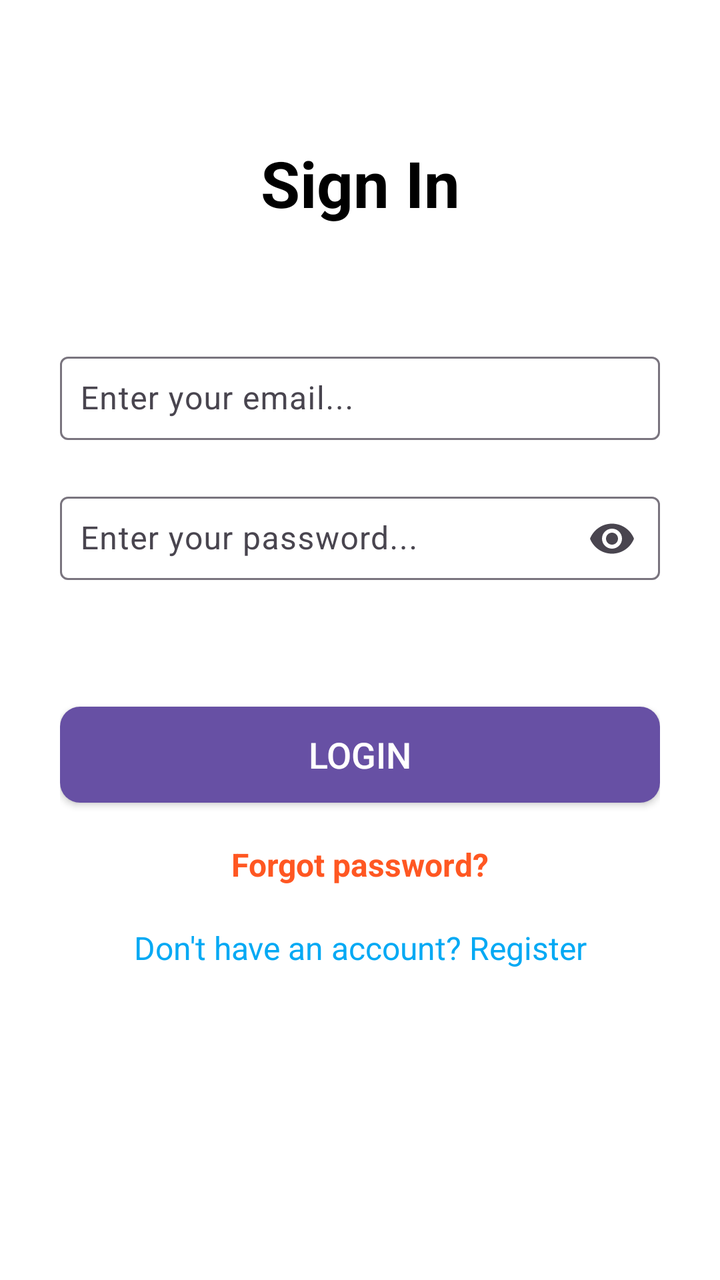
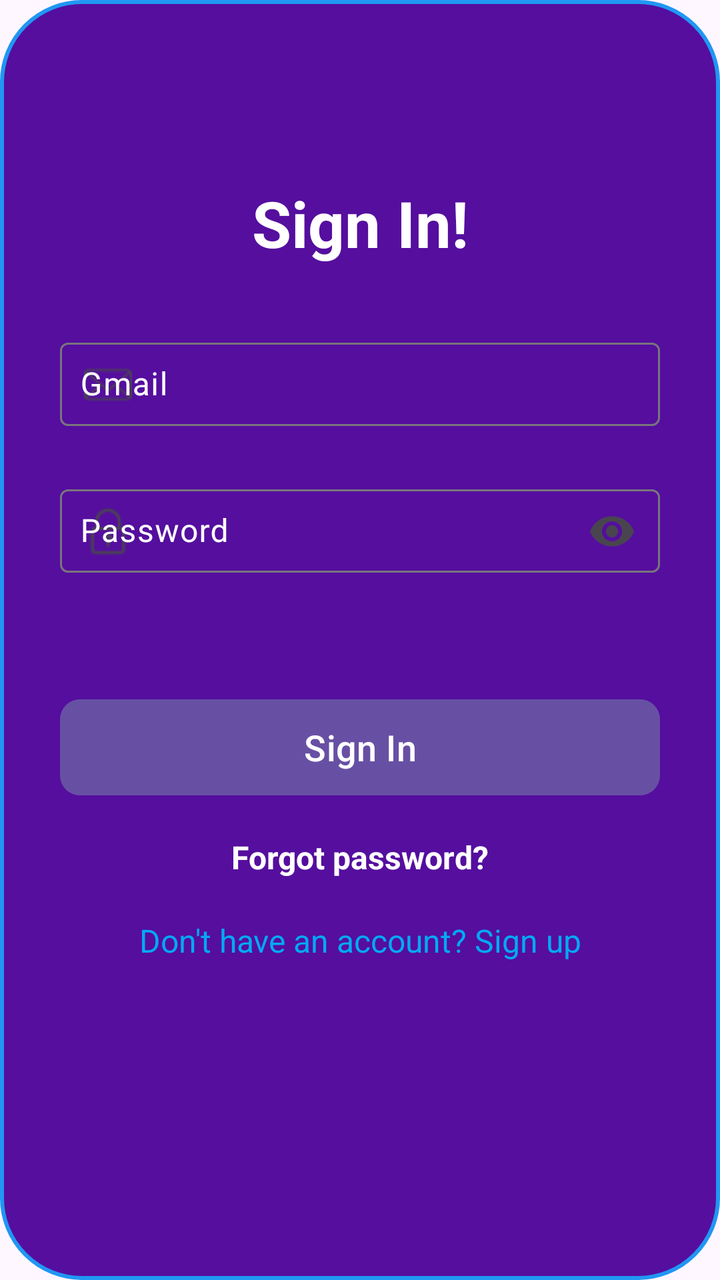

Two renders of the same Android screen: before a commit and after it. Below are the layout's source before the change and the commit's diff.
<!-- AndroidManifest.xml: application theme Theme.ShareSpot -->
<!-- res/layout/activity_login.xml -->
<?xml version="1.0" encoding="utf-8"?>
<androidx.constraintlayout.widget.ConstraintLayout xmlns:android="http://schemas.android.com/apk/res/android"
    xmlns:app="http://schemas.android.com/apk/res-auto"
    xmlns:tools="http://schemas.android.com/tools"
    android:layout_width="match_parent"
    android:layout_height="match_parent"
    android:background="@color/white"
    android:padding="30dp"
    tools:context=".view.LoginActivity">

    
    <TextView
        android:id="@+id/titleTxt"
        android:layout_width="wrap_content"
        android:layout_height="wrap_content"
        android:layout_marginTop="40dp"
        android:text="Sign In"
        android:textSize="32sp"
        android:textStyle="bold"
        android:textColor="#000000"
        app:layout_constraintEnd_toEndOf="parent"
        app:layout_constraintStart_toStartOf="parent"
        app:layout_constraintTop_toTopOf="parent" />

    
    <com.google.android.material.textfield.TextInputLayout
        android:id="@+id/textInputLayout"
        android:layout_width="match_parent"
        android:layout_height="wrap_content"
        android:layout_marginTop="60dp"
        android:hint="Enter your email..."
        app:endIconMode="clear_text"
        app:layout_constraintEnd_toEndOf="parent"
        app:layout_constraintStart_toStartOf="parent"
        app:layout_constraintTop_toBottomOf="@id/titleTxt">

        <com.google.android.material.textfield.TextInputEditText
            android:id="@+id/emailEt"
            android:layout_width="match_parent"
            android:layout_height="wrap_content"
            android:padding="10dp"
            android:textColor="#000000"
            android:textSize="16sp" />
    </com.google.android.material.textfield.TextInputLayout>

    
    <com.google.android.material.textfield.TextInputLayout
        android:id="@+id/textInputLayout1"
        android:layout_width="match_parent"
        android:layout_height="wrap_content"
        android:layout_marginTop="20dp"
        android:hint="Enter your password..."
        app:endIconMode="password_toggle"
        app:layout_constraintEnd_toEndOf="parent"
        app:layout_constraintStart_toStartOf="parent"
        app:layout_constraintTop_toBottomOf="@id/textInputLayout">

        <com.google.android.material.textfield.TextInputEditText
            android:id="@+id/passwordEt"
            android:layout_width="match_parent"
            android:layout_height="wrap_content"
            android:padding="10dp"
            android:textColor="#000000"
            android:textSize="16sp"
            android:inputType="textPassword" />
    </com.google.android.material.textfield.TextInputLayout>

    
    <Button
        style="@style/Widget.AppCompat.Button"
        android:id="@+id/loginBtn"
        android:layout_width="match_parent"
        android:layout_height="wrap_content"
        android:layout_marginTop="60dp"
        android:background="@drawable/gradient_button"
        android:text="Login"
        android:textColor="#FFFFFF"
        android:textSize="18sp"
        app:layout_constraintEnd_toEndOf="parent"
        app:layout_constraintStart_toStartOf="parent"
        app:layout_constraintTop_toBottomOf="@id/textInputLayout1" />



    
    <TextView
        android:id="@+id/forgotpass"
        android:layout_width="wrap_content"
        android:layout_height="wrap_content"
        android:layout_marginTop="20dp"
        android:text="Forgot password?"
        android:textColor="#FF5722"
        android:textStyle="bold"
        android:textSize="16sp"
        app:layout_constraintEnd_toEndOf="parent"
        app:layout_constraintStart_toStartOf="parent"
        app:layout_constraintTop_toBottomOf="@id/loginBtn" />

    
    <TextView
        android:id="@+id/registerTxt"
        android:layout_width="wrap_content"
        android:layout_height="wrap_content"
        android:layout_marginTop="20dp"
        android:text="Don't have an account? Register"
        android:textColor="#03A9F4"
        android:textSize="16sp"
        app:layout_constraintEnd_toEndOf="parent"
        app:layout_constraintStart_toStartOf="parent"
        app:layout_constraintTop_toBottomOf="@id/forgotpass" />

</androidx.constraintlayout.widget.ConstraintLayout>
<!-- resources referenced by this layout -->
<resources>
  <color name="white">#FFFFFFFF</color>
  <!-- drawable gradient_button (drawable) -->
  <?xml version="1.0" encoding="utf-8"?>
  <shape xmlns:android="http://schemas.android.com/apk/res/android"
      android:shape="rectangle">
  
      <gradient
          android:startColor="#FF6F00"
          android:endColor="#FF8F00"
          android:angle="90" />
  
      <corners android:radius="10dp" />
  </shape>
  <style name="Theme.ShareSpot" parent="Base.Theme.ShareSpot" />
  <style name="Base.Theme.ShareSpot" parent="Theme.Material3.DayNight.NoActionBar">
          
          
      </style>
</resources>

<!-- the commit's change to res/layout/activity_login.xml (unified diff, before → after) -->
@@ -2,9 +2,12 @@
 <androidx.constraintlayout.widget.ConstraintLayout xmlns:android="http://schemas.android.com/apk/res/android"
     xmlns:app="http://schemas.android.com/apk/res-auto"
     xmlns:tools="http://schemas.android.com/tools"
+
     android:layout_width="match_parent"
     android:layout_height="match_parent"
-    android:background="@color/white"
+    android:layout_marginTop="100dp"
+    android:layout_marginBottom="100dp"
+   android:background="@drawable/profile_button_bg"
     android:padding="30dp"
     tools:context=".view.LoginActivity">
 
@@ -13,74 +16,77 @@
         android:id="@+id/titleTxt"
         android:layout_width="wrap_content"
         android:layout_height="wrap_content"
-        android:layout_marginTop="40dp"
-        android:text="Sign In"
+        android:layout_marginTop="60dp"
+        android:text="Sign In!"
+        android:textColor="@android:color/white"
+        android:textColorHint="@color/white"
         android:textSize="32sp"
         android:textStyle="bold"
-        android:textColor="#000000"
         app:layout_constraintEnd_toEndOf="parent"
         app:layout_constraintStart_toStartOf="parent"
         app:layout_constraintTop_toTopOf="parent" />
 
     
     <com.google.android.material.textfield.TextInputLayout
-        android:id="@+id/textInputLayout"
+        android:id="@+id/emailLayout"
         android:layout_width="match_parent"
         android:layout_height="wrap_content"
-        android:layout_marginTop="60dp"
-        android:hint="Enter your email..."
+        android:layout_marginTop="30dp"
+        android:hint="Gmail"
+        android:textColorHint="@color/white"
         app:endIconMode="clear_text"
         app:layout_constraintEnd_toEndOf="parent"
         app:layout_constraintStart_toStartOf="parent"
-        app:layout_constraintTop_toBottomOf="@id/titleTxt">
+        app:layout_constraintTop_toBottomOf="@id/titleTxt"
+        app:startIconDrawable="@drawable/mail">
 
         <com.google.android.material.textfield.TextInputEditText
             android:id="@+id/emailEt"
             android:layout_width="match_parent"
             android:layout_height="wrap_content"
             android:padding="10dp"
-            android:textColor="#000000"
+            android:textColor="@color/white"
+            android:textColorHint="@color/white"
             android:textSize="16sp" />
     </com.google.android.material.textfield.TextInputLayout>
 
     
     <com.google.android.material.textfield.TextInputLayout
-        android:id="@+id/textInputLayout1"
+        android:id="@+id/passwordLayout"
         android:layout_width="match_parent"
         android:layout_height="wrap_content"
         android:layout_marginTop="20dp"
-        android:hint="Enter your password..."
+        android:hint="Password"
+        android:textColorHint="@color/white"
         app:endIconMode="password_toggle"
         app:layout_constraintEnd_toEndOf="parent"
         app:layout_constraintStart_toStartOf="parent"
-        app:layout_constraintTop_toBottomOf="@id/textInputLayout">
+        app:layout_constraintTop_toBottomOf="@id/emailLayout"
+        app:startIconDrawable="@drawable/padlock">
 
         <com.google.android.material.textfield.TextInputEditText
             android:id="@+id/passwordEt"
             android:layout_width="match_parent"
             android:layout_height="wrap_content"
+            android:inputType="textPassword"
             android:padding="10dp"
-            android:textColor="#000000"
-            android:textSize="16sp"
-            android:inputType="textPassword" />
+            android:textColor="@color/white"
+            android:textSize="16sp" />
     </com.google.android.material.textfield.TextInputLayout>
 
     
     <Button
-        style="@style/Widget.AppCompat.Button"
         android:id="@+id/loginBtn"
         android:layout_width="match_parent"
         android:layout_height="wrap_content"
         android:layout_marginTop="60dp"
         android:background="@drawable/gradient_button"
-        android:text="Login"
-        android:textColor="#FFFFFF"
+        android:text="Sign In"
+        android:textColor="@android:color/white"
         android:textSize="18sp"
         app:layout_constraintEnd_toEndOf="parent"
         app:layout_constraintStart_toStartOf="parent"
-        app:layout_constraintTop_toBottomOf="@id/textInputLayout1" />
-
-
+        app:layout_constraintTop_toBottomOf="@id/passwordLayout" />
 
     
     <TextView
@@ -89,9 +95,9 @@
         android:layout_height="wrap_content"
         android:layout_marginTop="20dp"
         android:text="Forgot password?"
-        android:textColor="#FF5722"
+        android:textColor="@android:color/white"
+        android:textSize="16sp"
         android:textStyle="bold"
-        android:textSize="16sp"
         app:layout_constraintEnd_toEndOf="parent"
         app:layout_constraintStart_toStartOf="parent"
         app:layout_constraintTop_toBottomOf="@id/loginBtn" />
@@ -102,7 +108,7 @@
         android:layout_width="wrap_content"
         android:layout_height="wrap_content"
         android:layout_marginTop="20dp"
-        android:text="Don't have an account? Register"
+        android:text="Don't have an account? Sign up"
         android:textColor="#03A9F4"
         android:textSize="16sp"
         app:layout_constraintEnd_toEndOf="parent"
<!-- resource entries referenced after the edit -->
@@ -13,6 +13,26 @@
   
       <corners android:radius="10dp" />
   </shape>
+  <!-- drawable mail: png bitmap (drawable, 443 bytes) -->
+  <!-- drawable padlock: png bitmap (drawable, 499 bytes) -->
+  <!-- drawable profile_button_bg (drawable) -->
+  <?xml version="1.0" encoding="utf-8"?>
+  <selector xmlns:android="http://schemas.android.com/apk/res/android">
+      <item android:state_pressed="true">
+          <shape>
+              <solid android:color="#90CAF9"/> 
+              <corners android:radius="40dp"/> 
+              <stroke android:width="2dp" android:color="#2196F3"/> 
+          </shape>
+      </item>
+      <item>
+          <shape>
+              <solid android:color="#550E9E"/> 
+              <corners android:radius="40dp"/> 
+              <stroke android:width="2dp" android:color="#2196F3"/> 
+          </shape>
+      </item>
+  </selector>
   <style name="Theme.ShareSpot" parent="Base.Theme.ShareSpot" />
   <style name="Base.Theme.ShareSpot" parent="Theme.Material3.DayNight.NoActionBar">
           
